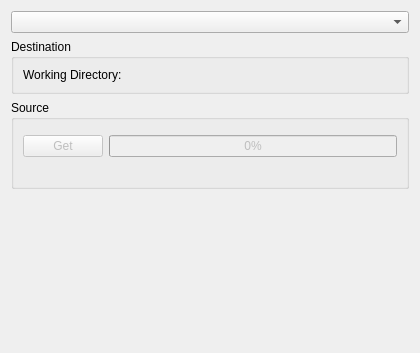
This is shell/projectsourcepage.ui in KDE/kdevelop as Qt 5 draws it before an edit. The edited form follows.
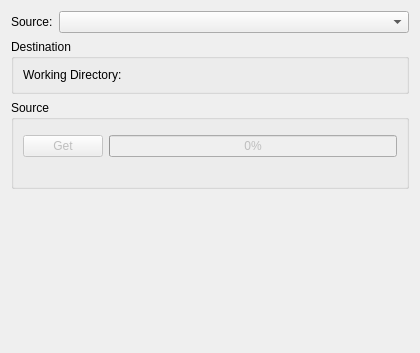
This is the edited form. Custom widgets are drawn as their Qt base class.

Commit message:
Improve project source page in the fetch project wizard
Make it more explicit what we are selecting with a label

Diff of the .ui file:
```diff
--- a/shell/projectsourcepage.ui
+++ b/shell/projectsourcepage.ui
@@ -12,7 +12,24 @@
   </property>
   <layout class="QVBoxLayout" name="verticalLayout">
    <item>
-    <widget class="QComboBox" name="sources"/>
+    <layout class="QHBoxLayout" name="horizontalLayout_3">
+     <item>
+      <widget class="QLabel" name="label_2">
+       <property name="sizePolicy">
+        <sizepolicy hsizetype="Fixed" vsizetype="Preferred">
+         <horstretch>0</horstretch>
+         <verstretch>0</verstretch>
+        </sizepolicy>
+       </property>
+       <property name="text">
+        <string>Source:</string>
+       </property>
+      </widget>
+     </item>
+     <item>
+      <widget class="QComboBox" name="sources"/>
+     </item>
+    </layout>
    </item>
    <item>
     <widget class="QGroupBox" name="groupBox_2">
```
